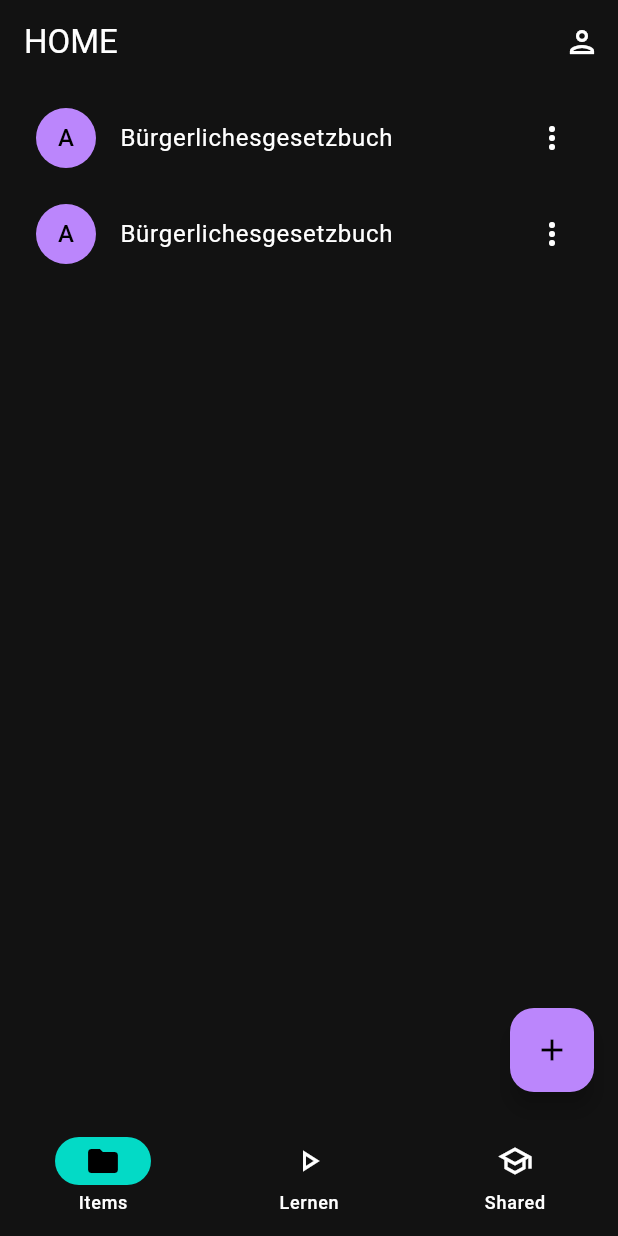
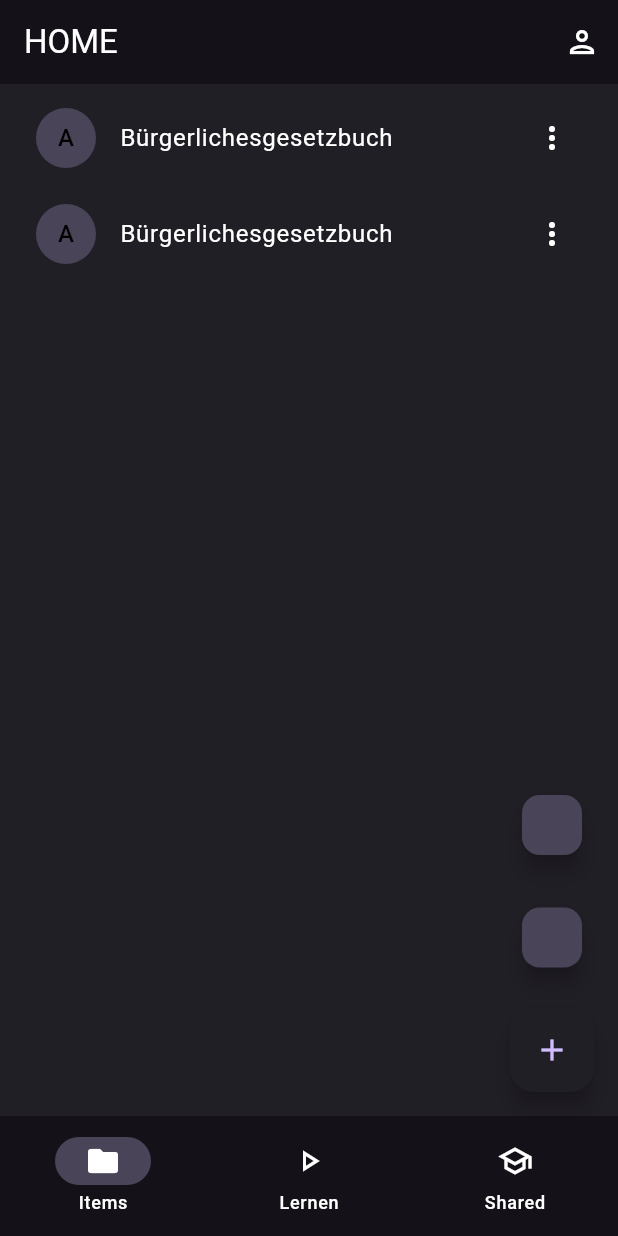
Before and after one commit to simonkrempin/spaced_repetition_software, a Flutter app: the screen it shows after launch, after a tap on the "add" icon, on a phone screen of 412 x 824 dp. Run offline on Flutter 3.47's test engine with Material 2 defaults, Android fonts, the phone set to English and light mode, and no system bars; our stand-ins replace sqflite; accounts and stored records are empty.

Commit message:
added floating action button with children; animation is missing

```diff
--- a/lib/app-container.dart
+++ b/lib/app-container.dart
@@ -1,7 +1,8 @@
 import "package:flutter/material.dart";
-import "package:spaced_repetition_software/views/cards-view.dart";
-import "package:spaced_repetition_software/views/learning-view.dart";
-import "package:spaced_repetition_software/views/online-view.dart";
+import "package:spaced_repetition_software/components/expandable-fab.dart";
+import 'package:spaced_repetition_software/features/explorer/explorer-view.dart';
+import "package:spaced_repetition_software/features/learning-view.dart";
+import "package:spaced_repetition_software/features/online-view.dart";
 
 class AppContainer extends StatefulWidget {
   const AppContainer({super.key});
@@ -19,6 +20,7 @@ class _AppContainerState extends State<AppContainer> {
       length: 3,
       child: Scaffold(
         appBar: AppBar(
+          backgroundColor: Theme.of(context).colorScheme.background,
           title: const Text("HOME"),
           actions: [
             IconButton(
@@ -27,12 +29,10 @@ class _AppContainerState extends State<AppContainer> {
             ),
           ],
         ),
-        body: <Widget>[
-          const CardsView(),
-          const LearningView(),
-          const OnlineView()
-        ][currentPageIndex],
+        body: <Widget>[const ExplorerView(), const LearningView(), const OnlineView()][currentPageIndex],
         bottomNavigationBar: NavigationBar(
+          backgroundColor: Theme.of(context).colorScheme.background,
+          indicatorColor: Theme.of(context).colorScheme.primaryContainer,
           onDestinationSelected: (int index) {
             setState(() {
               currentPageIndex = index;
@@ -41,27 +41,25 @@ class _AppContainerState extends State<AppContainer> {
           selectedIndex: currentPageIndex,
           destinations: const <Widget>[
             NavigationDestination(
-              selectedIcon: Icon(Icons.folder),
+              selectedIcon: Icon(Icons.folder, color: Colors.white),
               icon: Icon(Icons.folder_outlined),
               label: 'Items',
             ),
             NavigationDestination(
-              selectedIcon: Icon(Icons.play_arrow),
+              selectedIcon: Icon(Icons.play_arrow, color: Colors.white),
               icon: Icon(Icons.play_arrow_outlined),
               label: 'Lernen',
             ),
             NavigationDestination(
-              selectedIcon: Icon(Icons.school),
+              selectedIcon: Icon(Icons.school, color: Colors.white),
               icon: Icon(Icons.school_outlined),
               label: 'Shared',
             ),
           ],
         ),
-        floatingActionButton: FloatingActionButton(
-          onPressed: () {
-            // Implement action for adding new items
-          },
-          child: const Icon(Icons.add),
+        floatingActionButton: ExpandableFab(
+          distance: 0,
+          children: [FloatingActionButton.small(onPressed: () => {}), FloatingActionButton.small(onPressed: () => {})],
         ),
       ),
     );
--- /dev/null
+++ b/lib/components/expandable-fab.dart
@@ -0,0 +1,66 @@
+import 'package:flutter/material.dart';
+
+class ExpandableFab extends StatefulWidget {
+  const ExpandableFab({
+    super.key,
+    this.initialOpen,
+    required this.distance,
+    required this.children,
+  });
+
+  final bool? initialOpen;
+  final double distance;
+  final List<Widget> children;
+
+  @override
+  State<StatefulWidget> createState() => _ExpandableFabState();
+}
+
+class _ExpandableFabState extends State<ExpandableFab> with SingleTickerProviderStateMixin {
+  bool _isExpanded = false;
+  late final AnimationController _controller;
+  late final Animation<double> _expandAnimation;
+
+  @override
+  void initState() {
+    super.initState();
+    _isExpanded = widget.initialOpen ?? false;
+    _controller = AnimationController(
+      value: _isExpanded ? 1.0 : 0.0,
+      duration: const Duration(milliseconds: 250),
+      vsync: this,
+    );
+    _expandAnimation = CurvedAnimation(
+      curve: Curves.fastOutSlowIn,
+      reverseCurve: Curves.easeOutQuad,
+      parent: _controller,
+    );
+  }
+
+  void toggle() {
+    setState(() {
+      _isExpanded = !_isExpanded;
+      if (_isExpanded) {
+        _controller.forward();
+      } else {
+        _controller.reverse();
+      }
+    });
+  }
+
+  @override
+  Widget build(BuildContext context) {
+    return Stack(
+      clipBehavior: Clip.none,
+      children: [
+        FloatingActionButton(
+          onPressed: toggle,
+          backgroundColor: Theme.of(context).colorScheme.surface,
+          child: Icon(Icons.add, color: Theme.of(context).colorScheme.primary),
+        ),
+        for (final (index, item) in widget.children.indexed)
+          Positioned(right: 4.0, bottom: 4.0 + 75 * (index + 1), child: item),
+      ],
+    );
+  }
+}
--- /dev/null
+++ b/lib/features/explorer/components/card.dart
@@ -0,0 +1,17 @@
+import 'package:flutter/material.dart';
+
+class ExplorerCard extends StatelessWidget {
+  const ExplorerCard({super.key});
+
+  @override
+  Widget build(BuildContext context) {
+    return ListTile(
+      leading: const CircleAvatar(child: Text('A')),
+      title: const Text("Bürgerlichesgesetzbuch"),
+      trailing: const Icon(Icons.more_vert),
+      onTap: () => {},
+      shape: RoundedRectangleBorder(borderRadius: BorderRadius.circular(8)),
+      tileColor: Theme.of(context).cardColor,
+    );
+  }
+}
--- /dev/null
+++ b/lib/features/explorer/explorer-view.dart
@@ -0,0 +1,20 @@
+import 'package:flutter/material.dart';
+import 'package:spaced_repetition_software/features/explorer/components/card.dart';
+
+class ExplorerView extends StatelessWidget {
+  const ExplorerView({super.key});
+
+  @override
+  Widget build(BuildContext context) {
+    return Padding(
+      padding: const EdgeInsets.all(8),
+      child: ListView.separated(
+        separatorBuilder: (BuildContext context, int index) {
+          return const SizedBox(height: 8);
+        },
+        itemBuilder: (BuildContext context, int index) => const ExplorerCard(),
+        itemCount: 2,
+      ),
+    );
+  }
+}
--- a/lib/main.dart
+++ b/lib/main.dart
@@ -1,7 +1,9 @@
 import "package:flutter/material.dart";
 import "package:spaced_repetition_software/app-container.dart";
+import "package:spaced_repetition_software/services/db-connector.dart";
 
 void main() {
+  DBConnector.connect();
   runApp(const MyApp());
 }
 
@@ -12,8 +14,15 @@ class MyApp extends StatelessWidget {
   Widget build(BuildContext context) {
     return MaterialApp(
       title: "LearnLoop",
+      debugShowCheckedModeBanner: false,
       theme: ThemeData(
-        colorScheme: const ColorScheme.dark(),
+        colorScheme: const ColorScheme.dark(
+          primary: Color(0xFFd0bcff),
+          primaryContainer: Color(0xFF4a4458),
+          background: Color(0xFF141218),
+          surface: Color(0xFF211f26),
+
+        ),
         useMaterial3: true,
       ),
       home: const AppContainer(),
--- a/lib/services/db-connector.dart
+++ b/lib/services/db-connector.dart
@@ -1,3 +1,16 @@
+import 'package:sqflite/sqflite.dart';
+
 class DBConnector {
+  static Future<Database>? _dbConnection;
 
+  static Future<void> connect() async {
+    _dbConnection = openDatabase("card_store.db");
+  }
+
+  static Future<Database> getConnection () async {
+    if (_dbConnection == null) {
+      await connect();
+    }
+    return _dbConnection!;
+  }
 }
--- a/lib/views/cards-view.dart
+++ /dev/null
@@ -1,28 +0,0 @@
-import 'package:flutter/material.dart';
-
-class CardsView extends StatelessWidget {
-  const CardsView({super.key});
-
-  @override
-  Widget build(BuildContext context) {
-    return Padding(
-      padding: const EdgeInsets.all(8),
-      child: ListView.separated(
-        separatorBuilder: (BuildContext context, int index) {
-          return const SizedBox(height: 8);
-        },
-        itemBuilder: (BuildContext context, int index) {
-          return ListTile(
-            leading: const CircleAvatar(child: Text('A')),
-            title: const Text("Bürgerlichesgesetzbuch"),
-            trailing: const Icon(Icons.more_vert),
-            onTap: () => {},
-            shape: RoundedRectangleBorder(borderRadius: BorderRadius.circular(8)),
-            tileColor: Theme.of(context).cardColor,
-          );
-        },
-        itemCount: 2,
-      ),
-    );
-  }
-}
```
Also changed, not shown: lib/components/animated-icons/add-close.dart (added, +47 -0 lines), lib/services/file-explorer.dart (added, +56 -0 lines), pubspec.yaml (+2 -72 lines), lib/features/learning-view.dart (renamed from lib/views/learning-view.dart), lib/features/online-view.dart (renamed from lib/views/online-view.dart), pubspec.lock.
